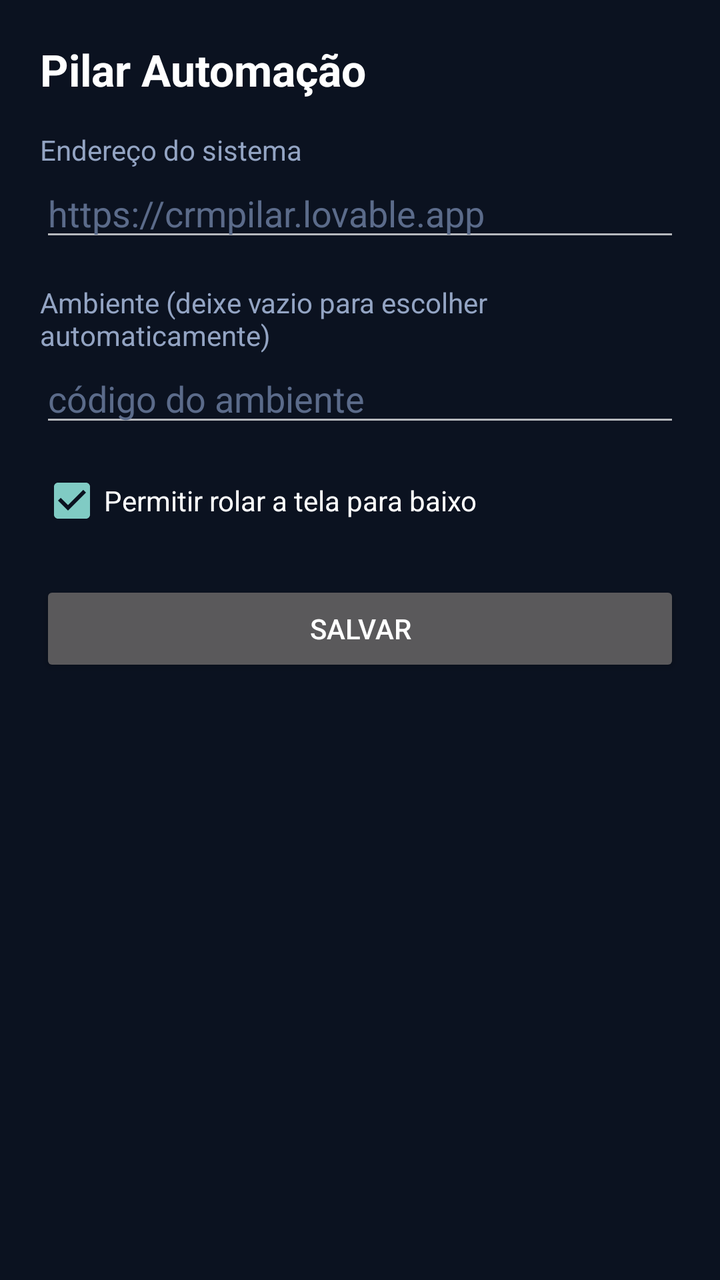
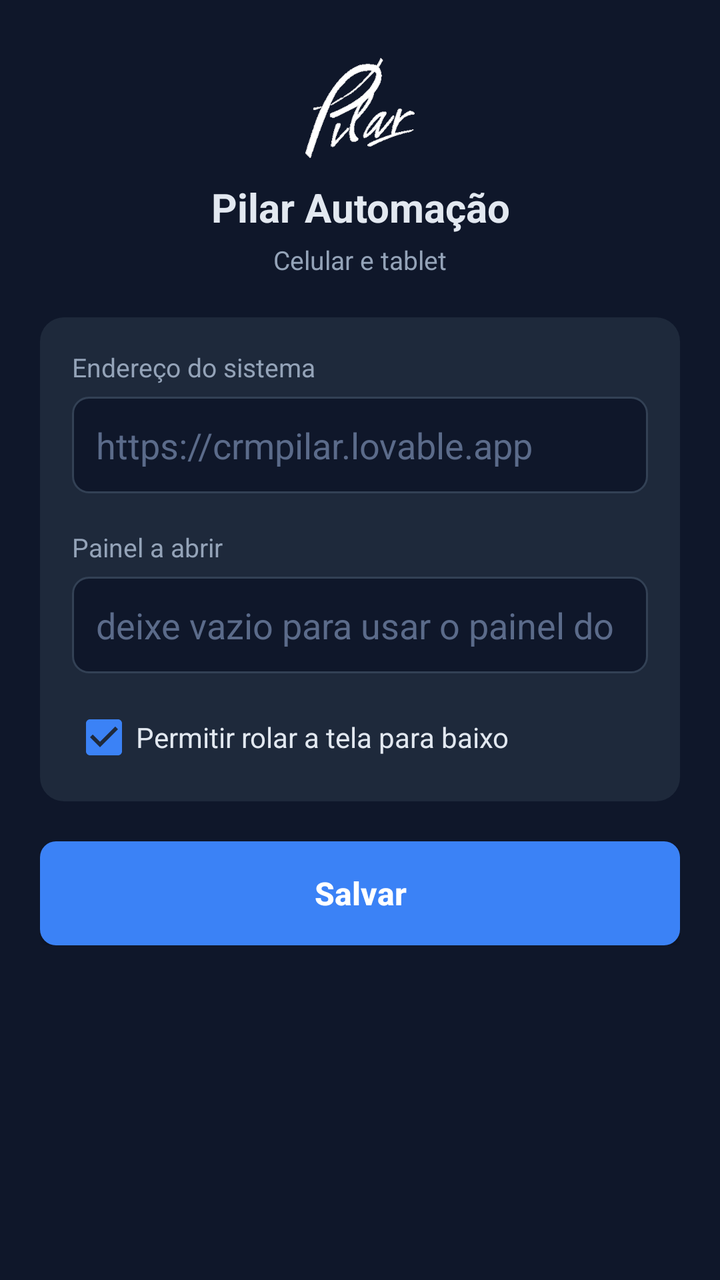

Before-and-after screenshots of an Android layout around one commit, followed by the original layout XML and the change that was made.
<!-- AndroidManifest.xml: application theme Theme.PilarAutomacao -->
<!-- res/layout/activity_config.xml -->
<?xml version="1.0" encoding="utf-8"?>
<ScrollView xmlns:android="http://schemas.android.com/apk/res/android"
    android:layout_width="match_parent"
    android:layout_height="match_parent"
    android:background="#0B1220"
    android:fitsSystemWindows="true">

    <LinearLayout
        android:layout_width="match_parent"
        android:layout_height="wrap_content"
        android:orientation="vertical"
        android:padding="20dp">

        <TextView
            android:layout_width="wrap_content"
            android:layout_height="wrap_content"
            android:text="Pilar Automação"
            android:textColor="#FFFFFF"
            android:textSize="22sp"
            android:textStyle="bold" />

        <TextView
            android:layout_width="match_parent"
            android:layout_height="wrap_content"
            android:layout_marginTop="16dp"
            android:text="Endereço do sistema"
            android:textColor="#93A4C3" />

        <EditText
            android:id="@+id/campo_url"
            android:layout_width="match_parent"
            android:layout_height="wrap_content"
            android:hint="https://crmpilar.lovable.app"
            android:inputType="textUri"
            android:textColor="#FFFFFF"
            android:textColorHint="#5B6B8A" />

        <TextView
            android:layout_width="match_parent"
            android:layout_height="wrap_content"
            android:layout_marginTop="16dp"
            android:text="Ambiente (deixe vazio para escolher automaticamente)"
            android:textColor="#93A4C3" />

        <EditText
            android:id="@+id/campo_ambiente"
            android:layout_width="match_parent"
            android:layout_height="wrap_content"
            android:hint="código do ambiente"
            android:inputType="text"
            android:textColor="#FFFFFF"
            android:textColorHint="#5B6B8A" />

        <CheckBox
            android:id="@+id/campo_rolagem"
            android:layout_width="wrap_content"
            android:layout_height="wrap_content"
            android:layout_marginTop="16dp"
            android:checked="true"
            android:text="Permitir rolar a tela para baixo"
            android:textColor="#FFFFFF" />

        <Button
            android:id="@+id/btn_salvar"
            android:layout_width="match_parent"
            android:layout_height="wrap_content"
            android:layout_marginTop="24dp"
            android:text="Salvar" />
    </LinearLayout>
</ScrollView>
<!-- resources referenced by this layout -->
<resources>
  <style name="Theme.PilarAutomacao" parent="Theme.AppCompat.NoActionBar">
          <item name="android:windowContentOverlay">@null</item>
          <item name="android:statusBarColor">#0B1220</item>
          <item name="android:navigationBarColor">#0B1220</item>
          <item name="android:windowBackground">#0B1220</item>
      </style>
</resources>

<!-- the commit's change to res/layout/activity_config.xml (unified diff, before → after) -->
@@ -2,7 +2,7 @@
 <ScrollView xmlns:android="http://schemas.android.com/apk/res/android"
     android:layout_width="match_parent"
     android:layout_height="match_parent"
-    android:background="#0B1220"
+    android:background="@color/bg_page"
     android:fitsSystemWindows="true">
 
     <LinearLayout
@@ -11,60 +11,101 @@
         android:orientation="vertical"
         android:padding="20dp">
 
+        <ImageView
+            android:layout_width="160dp"
+            android:layout_height="52dp"
+            android:layout_gravity="center_horizontal"
+            android:layout_marginTop="8dp"
+            android:contentDescription="Pilar"
+            android:src="@drawable/logo_pilar" />
+
         <TextView
-            android:layout_width="wrap_content"
+            android:layout_width="match_parent"
             android:layout_height="wrap_content"
-            android:text="Pilar Automação"
-            android:textColor="#FFFFFF"
-            android:textSize="22sp"
+            android:layout_marginTop="10dp"
+            android:gravity="center"
+            android:text="@string/app_name"
+            android:textColor="@color/text_primary"
+            android:textSize="20sp"
             android:textStyle="bold" />
 
         <TextView
             android:layout_width="match_parent"
             android:layout_height="wrap_content"
-            android:layout_marginTop="16dp"
-            android:text="Endereço do sistema"
-            android:textColor="#93A4C3" />
+            android:gravity="center"
+            android:layout_marginTop="4dp"
+            android:text="Celular e tablet"
+            android:textColor="@color/text_muted"
+            android:textSize="13sp" />
 
-        <EditText
-            android:id="@+id/campo_url"
+        <LinearLayout
             android:layout_width="match_parent"
             android:layout_height="wrap_content"
-            android:hint="https://crmpilar.lovable.app"
-            android:inputType="textUri"
-            android:textColor="#FFFFFF"
-            android:textColorHint="#5B6B8A" />
+            android:layout_marginTop="20dp"
+            android:background="@drawable/bg_card"
+            android:orientation="vertical"
+            android:padding="16dp">
 
-        <TextView
-            android:layout_width="match_parent"
-            android:layout_height="wrap_content"
-            android:layout_marginTop="16dp"
-            android:text="Ambiente (deixe vazio para escolher automaticamente)"
-            android:textColor="#93A4C3" />
+            <TextView
+                android:layout_width="match_parent"
+                android:layout_height="wrap_content"
+                android:text="Endereço do sistema"
+                android:textColor="@color/text_muted"
+                android:textSize="13sp" />
 
-        <EditText
-            android:id="@+id/campo_ambiente"
-            android:layout_width="match_parent"
-            android:layout_height="wrap_content"
-            android:hint="código do ambiente"
-            android:inputType="text"
-            android:textColor="#FFFFFF"
-            android:textColorHint="#5B6B8A" />
+            <EditText
+                android:id="@+id/campo_url"
+                android:layout_width="match_parent"
+                android:layout_height="wrap_content"
+                android:layout_marginTop="6dp"
+                android:background="@drawable/bg_input"
+                android:hint="https://crmpilar.lovable.app"
+                android:inputType="textUri"
+                android:padding="12dp"
+                android:textColor="@color/text_primary"
+                android:textColorHint="#5B6B8A" />
 
-        <CheckBox
-            android:id="@+id/campo_rolagem"
-            android:layout_width="wrap_content"
-            android:layout_height="wrap_content"
-            android:layout_marginTop="16dp"
-            android:checked="true"
-            android:text="Permitir rolar a tela para baixo"
-            android:textColor="#FFFFFF" />
+            <TextView
+                android:layout_width="match_parent"
+                android:layout_height="wrap_content"
+                android:layout_marginTop="18dp"
+                android:text="Painel a abrir"
+                android:textColor="@color/text_muted"
+                android:textSize="13sp" />
+
+            <EditText
+                android:id="@+id/campo_ambiente"
+                android:layout_width="match_parent"
+                android:layout_height="wrap_content"
+                android:layout_marginTop="6dp"
+                android:background="@drawable/bg_input"
+                android:hint="deixe vazio para usar o painel do seu usuário"
+                android:inputType="text"
+                android:padding="12dp"
+                android:textColor="@color/text_primary"
+                android:textColorHint="#5B6B8A" />
+
+            <CheckBox
+                android:id="@+id/campo_rolagem"
+                android:layout_width="wrap_content"
+                android:layout_height="wrap_content"
+                android:layout_marginTop="16dp"
+                android:buttonTint="@color/accent_blue"
+                android:checked="true"
+                android:text="Permitir rolar a tela para baixo"
+                android:textColor="@color/text_primary" />
+        </LinearLayout>
 
         <Button
             android:id="@+id/btn_salvar"
             android:layout_width="match_parent"
-            android:layout_height="wrap_content"
-            android:layout_marginTop="24dp"
-            android:text="Salvar" />
+            android:layout_height="52dp"
+            android:layout_marginTop="20dp"
+            android:background="@drawable/btn_primary"
+            android:text="Salvar"
+            android:textAllCaps="false"
+            android:textColor="#FFFFFF"
+            android:textSize="16sp"
+            android:textStyle="bold" />
     </LinearLayout>
 </ScrollView>
<!-- resource entries referenced after the edit -->
@@ -1,10 +1,50 @@
 <!-- resources referenced by this layout -->
 <resources>
+  <color name="accent_blue">#3b82f6</color>
+  <color name="bg_page">#0f172a</color>
+  <color name="text_muted">#94a3b8</color>
+  <color name="text_primary">#e2e8f0</color>
+  <!-- drawable bg_card (drawable) -->
+  <?xml version="1.0" encoding="utf-8"?>
+  <shape xmlns:android="http://schemas.android.com/apk/res/android" android:shape="rectangle">
+      <solid android:color="@color/bg_card" />
+      <corners android:radius="12dp" />
+  </shape>
+  <!-- drawable bg_input (drawable) -->
+  <?xml version="1.0" encoding="utf-8"?>
+  <shape xmlns:android="http://schemas.android.com/apk/res/android" android:shape="rectangle">
+      <solid android:color="@color/bg_stat" />
+      <stroke android:width="1dp" android:color="@color/border_soft" />
+      <corners android:radius="8dp" />
+  </shape>
+  <!-- drawable btn_primary (drawable) -->
+  <?xml version="1.0" encoding="utf-8"?>
+  <selector xmlns:android="http://schemas.android.com/apk/res/android">
+      <item android:state_pressed="true">
+          <shape android:shape="rectangle">
+              <solid android:color="@color/accent_blue_dark" />
+              <corners android:radius="8dp" />
+          </shape>
+      </item>
+      <item>
+          <shape android:shape="rectangle">
+              <solid android:color="@color/accent_blue" />
+              <corners android:radius="8dp" />
+          </shape>
+      </item>
+  </selector>
+  <!-- drawable logo_pilar: png bitmap (drawable, 7923 bytes) -->
+  <string name="app_name">Pilar Automação</string>
   <style name="Theme.PilarAutomacao" parent="Theme.AppCompat.NoActionBar">
           <item name="android:windowContentOverlay">@null</item>
-          <item name="android:statusBarColor">#0B1220</item>
-          <item name="android:navigationBarColor">#0B1220</item>
-          <item name="android:windowBackground">#0B1220</item>
+          <item name="android:statusBarColor">@color/bg_page</item>
+          <item name="android:navigationBarColor">@color/bg_page</item>
+          <item name="android:windowBackground">@color/bg_page</item>
+          <item name="android:textColor">@color/text_primary</item>
       </style>
+  <color name="bg_card">#1e293b</color>
+  <color name="bg_stat">#0f172a</color>
+  <color name="border_soft">#334155</color>
+  <color name="accent_blue_dark">#1d4ed8</color>
 </resources>
 
